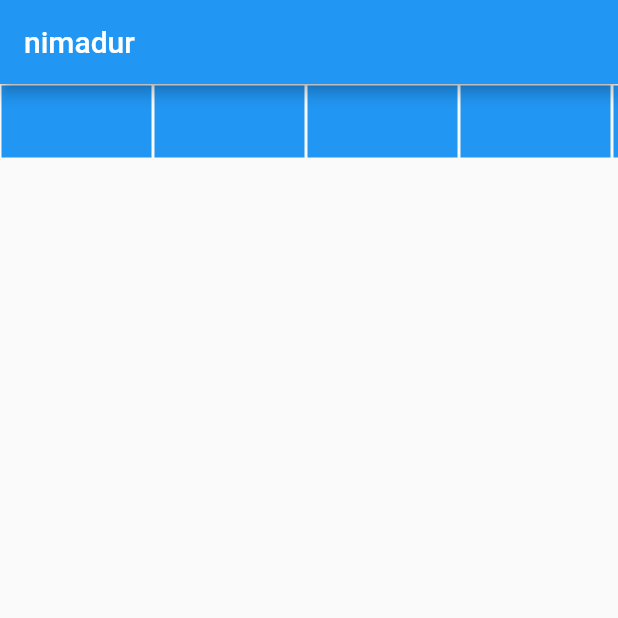
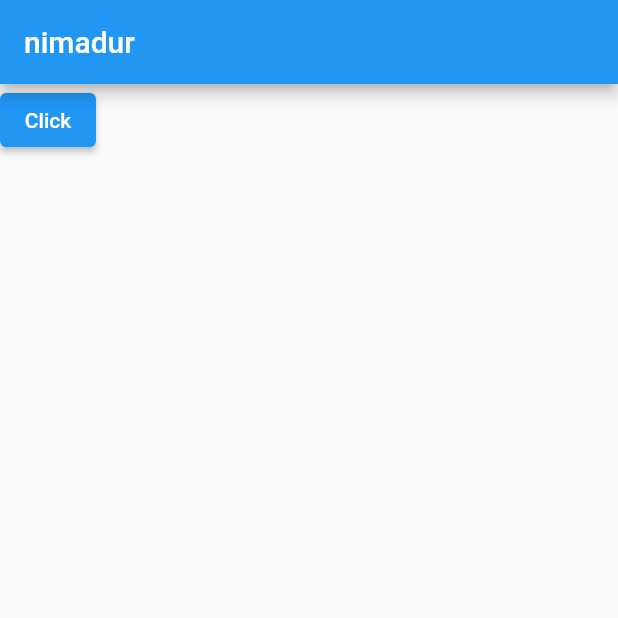
Before and after one commit to ravshan1119/bloc_pratice, a Flutter app: the screen it shows after launch, on a phone screen of 412 x 824 dp, the top half of it. Run offline on Flutter 3.47's test engine with Material 2 defaults, Android fonts, the phone set to English and light mode, and no system bars; our stand-ins replace audioplayers, flutter_bloc; missing offline and left inert: audioplayers_example.

```diff
--- a/lib/main.dart
+++ b/lib/main.dart
@@ -1,13 +1,11 @@
 
 import 'package:bloc_pratice/cubits/cubit.dart';
 import 'package:bloc_pratice/ui/veiw.dart';
-import 'package:firebase_core/firebase_core.dart';
 import 'package:flutter/material.dart';
 import 'package:flutter_bloc/flutter_bloc.dart';
 
 Future<void> main() async {
   WidgetsFlutterBinding.ensureInitialized();
-  await Firebase.initializeApp();
   runApp(const App());
 }
 
--- a/lib/ui/veiw.dart
+++ b/lib/ui/veiw.dart
@@ -1,7 +1,5 @@
-import 'package:bloc_pratice/cubits/cubit.dart';
-import 'package:bloc_pratice/cubits/view_state.dart';
+import 'package:bloc_pratice/ui/detail.dart';
 import 'package:flutter/material.dart';
-import 'package:flutter_bloc/flutter_bloc.dart';
 
 class ViewScreen extends StatefulWidget {
   const ViewScreen({super.key});
@@ -17,43 +15,13 @@ class _ViewScreenState extends State<ViewScreen> {
       appBar: AppBar(
         title: const Text("nimadur"),
       ),
-      body: BlocBuilder<CubitView, ViewState>(
-        builder: (context, state) {
-          return Column(
-            children: [
-              SizedBox(
-                height: 50,
-                child: ListView(
-                  scrollDirection: Axis.horizontal,
-                  children: [
-                    ...List.generate(
-                        10,
-                        (index) => Padding(
-                              padding: const EdgeInsets.all(1),
-                              child: GestureDetector(
-                                onTap: () {
-                                  context.read<CubitView>().change(index);
-                                  print(context.read<CubitView>().list);
-                                },
-                                child: Container(
-                                  height: 40,
-                                  width: 100,
-                                  color: context
-                                          .read<CubitView>()
-                                          .list
-                                          .contains(index)
-                                      ? Colors.grey
-                                      : Colors.blue,
-                                ),
-                              ),
-                            ))
-                  ],
-                ),
-              )
-            ],
-          );
-        },
-      ),
+      body: Column(
+        children: [
+          ElevatedButton(onPressed: (){
+            Navigator.push(context, MaterialPageRoute(builder: (context)=>const DetailScreen()));
+          }, child: const Text("Click"))
+        ],
+      )
     );
   }
 }
```
Also changed, not shown: lib/ui/detail.dart (added, +207 -0 lines), pubspec.yaml (+4 -3 lines), assets/cat.png (added), pubspec.lock.
